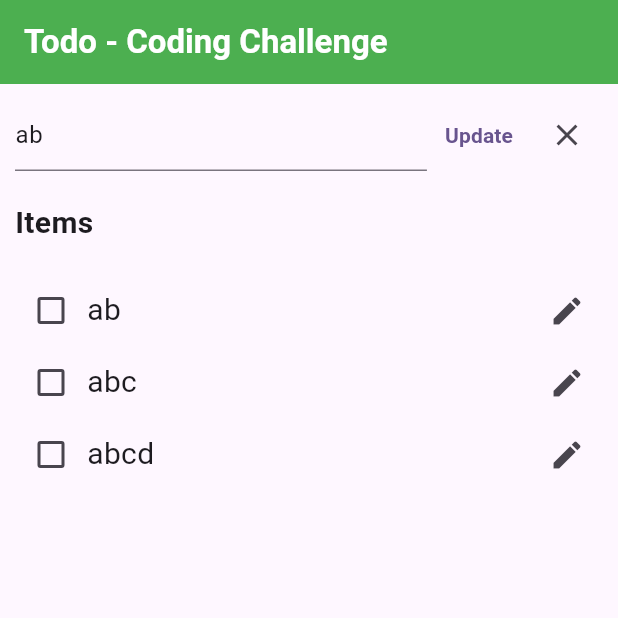
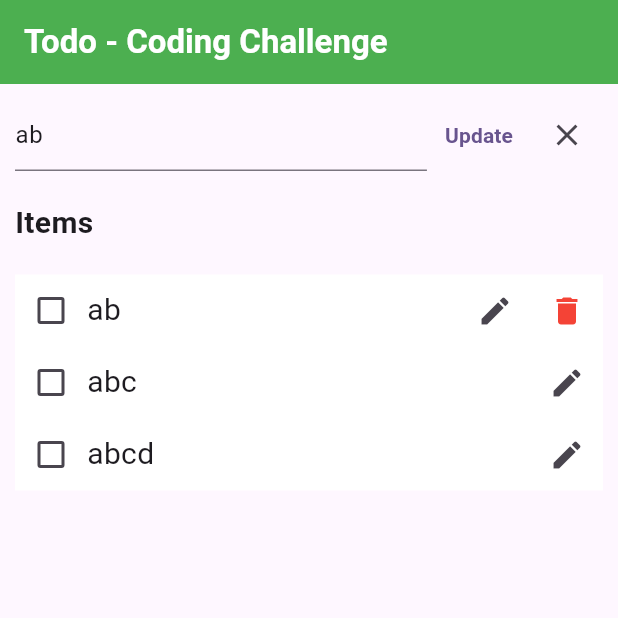
Before and after one commit to DaveatCor/vtech_challege, a Flutter app: the screen it shows after launch, after a tap on the "edit" icon, on a phone screen of 412 x 824 dp, the top half of it. Run offline on Flutter 3.47's test engine with Material 2 defaults, Android fonts, the phone set to English and light mode, and no system bars; our stand-ins replace easy_debounce.

Commit message:
complete todo list apps

```diff
--- /dev/null
+++ b/lib/data/local_storage/todo.db.dart
@@ -0,0 +1,3 @@
+class TodoLocalStorage {
+
+}
--- a/lib/domain/model/todo.model.dart
+++ b/lib/domain/model/todo.model.dart
@@ -5,6 +5,7 @@ class Todo {
   int? id;
   ValueNotifier<String>? title;
   ValueNotifier<bool>? isCheck;
+  ValueNotifier<bool>? isUpdate = ValueNotifier(false);
 
   Todo({
     this.id,
--- a/lib/presentation/todo.screen.dart
+++ b/lib/presentation/todo.screen.dart
@@ -1,4 +1,5 @@
 import 'package:flutter/material.dart';
+import 'package:vtech_coding_challenge/domain/model/todo.model.dart';
 import 'package:vtech_coding_challenge/domain/usecase/todo/todo.uc.impl.dart';
 
 // ignore: must_be_immutable
@@ -15,11 +16,16 @@ class TodoScreen extends StatelessWidget{
 
     todoUcImpl.initTodoState();
 
+    print(todoUcImpl.isInputting.value);
+
     return Scaffold(
       appBar: AppBar(
         title: const Text("Todo - Coding Challenge", style: TextStyle(color: Colors.white, fontWeight: FontWeight.w600),),
       ),
-      body: Padding(
+      body: SizedBox(
+        height: MediaQuery.of(context).size.height,
+        width: MediaQuery.of(context).size.width,
+        child: Padding(
           padding: const EdgeInsets.all(10.0),
           child: Column(
             crossAxisAlignment: CrossAxisAlignment.start,
@@ -35,6 +41,7 @@ class TodoScreen extends StatelessWidget{
                       decoration: const InputDecoration(
                         hintText: "Input item"
                       ),
+                      onChanged: todoUcImpl.onChanged,
                     ),
                   ),
 
@@ -53,7 +60,7 @@ class TodoScreen extends StatelessWidget{
                           ),
 
                           IconButton(
-                          onPressed: todoUcImpl.reset,
+                            onPressed: todoUcImpl.resetUpdate,
                             icon: const Icon(Icons.clear)
                           )
                         ],
@@ -67,7 +74,12 @@ class TodoScreen extends StatelessWidget{
               const Text("Items", style: TextStyle(fontWeight: FontWeight.w600, fontSize: 20),),
 
               const SizedBox(height: 20,),
-            Flexible(
+              Expanded(
+                child: Stack(
+                  children: [
+
+                    Container(
+                      color: Colors.white,
                       child: ValueListenableBuilder(
                         valueListenable: todoUcImpl.isReady,
                         builder: (context, isReady, wg) {
@@ -78,15 +90,71 @@ class TodoScreen extends StatelessWidget{
 
                           return ListView.builder(
                             itemCount: todoUcImpl.lstTodo.length,
+                            shrinkWrap: true,
                             itemBuilder: (context, index) {
-                      return TodoItem(index: index, todoUcImpl: todoUcImpl);
+                              return TodoItem(
+                                index: index,
+                                todo: todoUcImpl.lstTodo[index],
+                                checkItem: todoUcImpl.checkItem,
+                                clickUpdate: todoUcImpl.clickUpdate,
+                                deleteItem: todoUcImpl.deleteItem,
+                              );
                             }
                           );
 
                         }
                       ),
+                    ),
+
+                    // Show Match Items When Input
+                    Positioned(
+                      top: 0,
+                      left: 0,
+                      right: 0,
+                      bottom: 0,
+                      child: ValueListenableBuilder(
+                        valueListenable: todoUcImpl.isInputting,
+                        builder: (context, isInputting, wg) {
+
+                          if (isInputting == true) return const Center(child: CircularProgressIndicator(),);
+
+                          if (todoUcImpl.filterTodo == null) return const SizedBox();
+
+                          if (todoUcImpl.filterTodo!.isEmpty) {
+                            return Container(
+                              color: Colors.white,
+                              child: const Center(child: Text("No result"),)
+                            );
+                          }
+
+                          return Container(
+                            color: Colors.white,
+                            child: Column(
+                              crossAxisAlignment: CrossAxisAlignment.start,
+                              children: [
+
+                                Text("Item found (${todoUcImpl.filterTodo!.length})"),
+
+                                ListView.builder(
+                                  shrinkWrap: true,
+                                  itemCount: todoUcImpl.filterTodo!.length,
+                                  itemBuilder: (context, index) {
+                                    return TodoItem(index: index, todo: todoUcImpl.filterTodo![index]);
+                                  }
                                 )
                               ],
+                            ),
+                          );
+
+                        }
+                      ),
+                    )
+
+                  ],
+                ),
+              )
+            ],
+          ),
         ),
       ),
     );
@@ -98,24 +166,29 @@ class TodoItem extends StatelessWidget {
 
   final int? index;
 
-  final TodoUcImpl? todoUcImpl;
+  final Todo? todo;
 
-  const TodoItem({super.key, required this.index, required this.todoUcImpl});
+  final Function? checkItem;
+
+  final Function? deleteItem;
+
+  final Function? clickUpdate;
+
+  const TodoItem({super.key, required this.index, required this.todo, this.deleteItem, this.checkItem, this.clickUpdate});
 
   @override
   Widget build(BuildContext context) {
     return Row(
       children: [
 
-        ValueListenableBuilder(
-          valueListenable: todoUcImpl!.lstTodo[index!].isCheck!,
+        if(checkItem != null) ValueListenableBuilder(
+          valueListenable: todo!.isCheck!,
           builder: (context, isCheck, wg) {
             return Checkbox(
               value: isCheck,
+
               onChanged: (bool? value){
-                todoUcImpl?.lstTodo[index!].isCheck?.value = value!;
-                // ignore: invalid_use_of_protected_member, invalid_use_of_visible_for_testing_member
-                todoUcImpl!.lstTodo[index!].title!.notifyListeners();
+                checkItem!(value, index!);
               }
             );
           }
@@ -123,13 +196,13 @@ class TodoItem extends StatelessWidget {
 
         Expanded(
           child: ValueListenableBuilder(
-            valueListenable: todoUcImpl!.lstTodo[index!].title!,
+            valueListenable: todo!.title!,
             builder: (context, title, wg){
 
               return Text(
                 title,
                 style: TextStyle(
-                  decoration: (todoUcImpl!.lstTodo[index!].isCheck!.value) == true ? TextDecoration.lineThrough : TextDecoration.none,
+                  decoration: (todo!.isCheck!.value) == true ? TextDecoration.lineThrough : TextDecoration.none,
                   fontSize: 20
                 )
               );
@@ -139,18 +212,34 @@ class TodoItem extends StatelessWidget {
         ),
 
         // This ValueListenableBuilder Use For Show/Hide Whenever Item Mark Checked/Un-Check
-        ValueListenableBuilder(
-          valueListenable: todoUcImpl!.lstTodo[index!].isCheck!,
+        if (clickUpdate != null) ValueListenableBuilder(
+          valueListenable: todo!.isCheck!,
           builder: (context, isCheck, wg){
 
             if (isCheck == true) return const SizedBox();
 
             return IconButton(
               onPressed: (){
-                todoUcImpl?.editItemIndex.value = index!;
-                todoUcImpl!.clickUpdate();
+                clickUpdate!(index!);
               },
               icon: const Icon(Icons.edit)
+            );
+
+          }
+        ),
+
+        // Show Delete Btn After Click Edit On Item
+        if (deleteItem != null) ValueListenableBuilder(
+          valueListenable: todo!.isUpdate!,
+          builder: (context, isUpdate, wg){
+
+            if (isUpdate == false) return const SizedBox();
+
+            return IconButton(
+              onPressed: () {
+                deleteItem!(index!);
+              },
+              icon: const Icon(Icons.delete, color: Colors.red,)
             );
 
           }
--- a/pubspec.yaml
+++ b/pubspec.yaml
@@ -36,6 +36,8 @@ dependencies:
   # Use with the CupertinoIcons class for iOS style icons.
   cupertino_icons: ^1.0.2
   http: ^1.1.0
+  shared_preferences: ^2.2.2
+  easy_debounce: ^2.0.3
 
 dev_dependencies:
   flutter_test:
```
Also changed, not shown: lib/domain/usecase/todo/todo.uc.dart (+10 -0 lines), lib/domain/usecase/todo/todo.uc.impl.dart (+98 -21 lines), pubspec.lock, 6 other files. Lines whose indentation alone changed are shown as unchanged.
